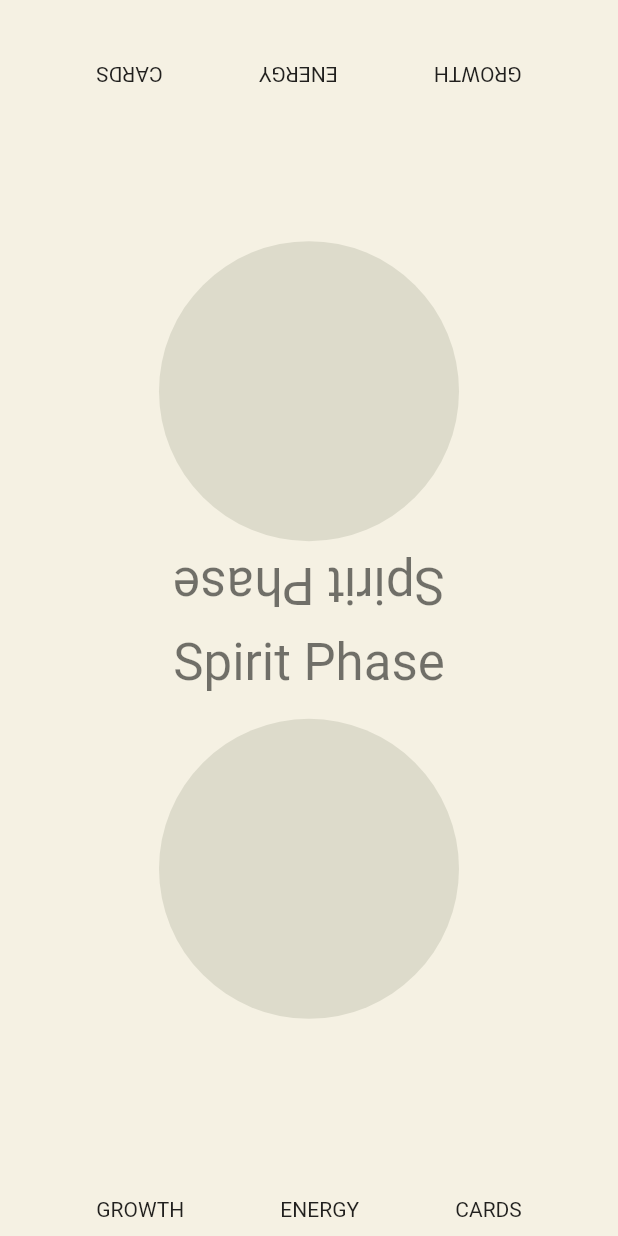
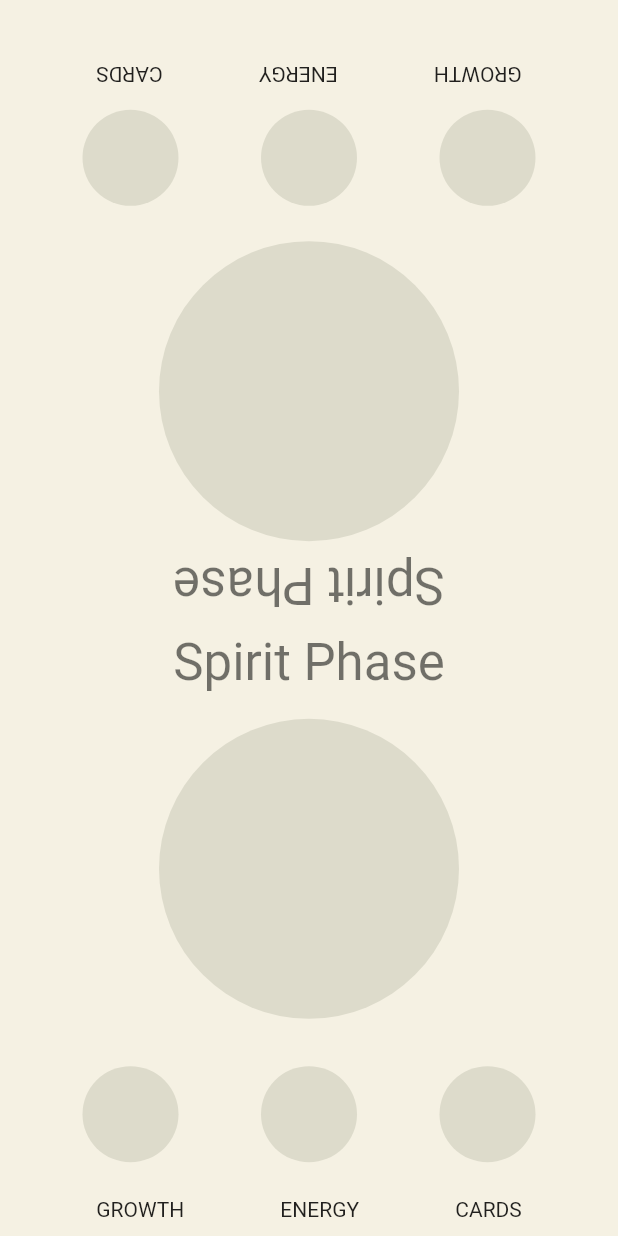
Before and after one commit to Querri/Turn_Tracker, a Flutter app: the GameView screen opened directly, on a phone screen of 412 x 824 dp. Run offline on Flutter 3.47's test engine with Material 2 defaults, Android fonts, the phone set to English and light mode, and no system bars.

Commit message:
Functionality for action buttons

```diff
--- a/spirit_island_app/lib/game_view.dart
+++ b/spirit_island_app/lib/game_view.dart
@@ -23,6 +23,16 @@ class _GameViewState extends State<GameView> {
     });
   }
 
+  void _toggleAction(playerNum, actionNum) {
+    if (turnTracker.areActionsAvailable()) {
+      setState(() {
+        turnTracker.toggleAction(playerNum, actionNum);
+      });
+    } else {
+      return null;
+    }
+  }
+
   @override
   Widget build(BuildContext context) {
     return Scaffold(
@@ -35,7 +45,7 @@ class _GameViewState extends State<GameView> {
               child: Container(
                 padding: EdgeInsets.only(top: 40),
                 decoration: BoxDecoration(
-                  color: _getContainerColor(context, turnTracker.checkReadiness(1)),
+                  color: _getContainerColor(context, 1),
                   borderRadius: BorderRadius.vertical(
                       bottom: Radius.circular(100),
                   ),
@@ -51,7 +61,7 @@ class _GameViewState extends State<GameView> {
                         style: Theme.of(context).textTheme.headline4,
                       ),
                       FlatButton(
-                        color: _getReadyButtonColor(context, turnTracker.checkReadiness(1)),
+                        color: _getReadyButtonColor(context, 1),
                         padding: EdgeInsets.all(100),
                         shape: CircleBorder(),
                         child: Text(''),
@@ -63,24 +73,30 @@ class _GameViewState extends State<GameView> {
                         alignment: MainAxisAlignment.spaceEvenly,
                         children: [
                           FlatButton(
+                            color: _getActionButtonColor(context, 1, 0),
                             padding: EdgeInsets.all(30),
                             shape: CircleBorder(),
                             child: Text(''),
                             onPressed: () {
+                              _toggleAction(1, 0);
                             },
                           ),
                           FlatButton(
+                            color: _getActionButtonColor(context, 1, 1),
                             padding: EdgeInsets.all(30),
                             shape: CircleBorder(),
                             child: Text(''),
                             onPressed: () {
+                              _toggleAction(1, 1);
                             },
                           ),
                           FlatButton(
+                            color: _getActionButtonColor(context, 1, 2),
                             padding: EdgeInsets.all(30),
                             shape: CircleBorder(),
                             child: Text(''),
                             onPressed: () {
+                              _toggleAction(1, 2);
                             },
                           ),
                         ],
@@ -101,7 +117,7 @@ class _GameViewState extends State<GameView> {
             Expanded(
               child: Container(
                 decoration: BoxDecoration(
-                  color: _getContainerColor(context, turnTracker.checkReadiness(0)),
+                  color: _getContainerColor(context, 0),
                   borderRadius: BorderRadius.vertical(
                     top: Radius.circular(100),
                   ),
@@ -115,7 +131,7 @@ class _GameViewState extends State<GameView> {
                       style: Theme.of(context).textTheme.headline4,
                     ),
                     FlatButton(
-                      color: _getReadyButtonColor(context, turnTracker.checkReadiness(0)),
+                      color: _getReadyButtonColor(context, 0),
                       padding: EdgeInsets.all(100),
                       shape: CircleBorder(),
                       child: Text(''),
@@ -127,24 +143,30 @@ class _GameViewState extends State<GameView> {
                       alignment: MainAxisAlignment.spaceEvenly,
                       children: [
                         FlatButton(
+                          color: _getActionButtonColor(context, 0, 0),
                           padding: EdgeInsets.all(30),
                           shape: CircleBorder(),
                           child: Text(''),
                           onPressed: () {
+                            _toggleAction(0, 0);
                           },
                         ),
                         FlatButton(
+                          color: _getActionButtonColor(context, 0, 1),
                           padding: EdgeInsets.all(30),
                           shape: CircleBorder(),
                           child: Text(''),
                           onPressed: () {
+                            _toggleAction(0, 1);
                           },
                         ),
                         FlatButton(
+                          color: _getActionButtonColor(context, 0, 2),
                           padding: EdgeInsets.all(30),
                           shape: CircleBorder(),
                           child: Text(''),
                           onPressed: () {
+                            _toggleAction(0, 2);
                           },
                         ),
                       ],
@@ -181,8 +203,8 @@ class _GameViewState extends State<GameView> {
   }
 
   /// Get background color for either player based on their ready state.
-  Color _getContainerColor(context, isReady) {
-    if (isReady) {
+  Color _getContainerColor(context, playerNum) {
+    if (turnTracker.checkReadiness(playerNum)) {
       return Theme.of(context).colorScheme.primaryVariant;
     } else {
       return Theme.of(context).colorScheme.background;
@@ -190,11 +212,28 @@ class _GameViewState extends State<GameView> {
   }
 
   /// Get color for a button based on its state.
-  Color _getReadyButtonColor(context, isReady) {
-    if (isReady) {
+  Color _getReadyButtonColor(context, playerNum) {
+    if (turnTracker.checkReadiness(playerNum)) {
       return Theme.of(context).colorScheme.primary;
     } else {
       return Theme.of(context).colorScheme.secondary;
     }
   }
+
+  /// Get color for a button based on its state.
+  Color _getActionButtonColor(context, playerNum, actionNum) {
+    if (turnTracker.areActionsAvailable()) {
+      if (turnTracker.checkAction(playerNum, actionNum)) {
+        return Theme.of(context).colorScheme.primary;
+      } else {
+        return Theme.of(context).colorScheme.secondary;
+      }
+    } else {
+      if (turnTracker.checkReadiness(playerNum)) {
+        return Theme.of(context).colorScheme.primaryVariant;
+      } else {
+        return Theme.of(context).colorScheme.background;
+      }
+    }
+  }
 }
--- a/spirit_island_app/lib/turn_tracker.dart
+++ b/spirit_island_app/lib/turn_tracker.dart
@@ -2,40 +2,55 @@ class TurnTracker {
   String gameName;
 
   int playerCount;
-  List<bool> playerList;
+  List<List<dynamic>> players;
 
   int lastPhase;
   int currentPhase;
 
   TurnTracker(this.gameName, this.playerCount) {
-    playerList = new List.filled(playerCount, false);
     lastPhase = _getPLastPhase();
     currentPhase = 0;
+
+    players = List.generate(
+        playerCount, (index) =>
+        [false, new List.generate(3, (index) => false)]
+    );
+
+    print('');
+    print(players);
+    print('');
   }
 
   /// Toggle ready status of a player.
   void toggleReadiness(playerNum) {
-    playerList[playerNum] = !playerList[playerNum];
+    players[playerNum][0] = !players[playerNum][0];
+
+    print('');
+    print(players);
+    print('');
   }
 
   /// Check if players are ready.
   bool checkReadiness(playerNum) {
     if (playerNum == null) {
-      for (bool playerReady in playerList) {
-        if (!playerReady) {
+      for (var player in players) {
+        if (!player[0]) {
           return false;
         }
       }
       return true;
     } else {
-      return playerList[playerNum];
+      return players[playerNum][0];
     }
   }
 
   /// Reset ready buttons and increment current phase.
   void resetReadiness() {
-    for (int i=0; i<playerCount; i++) {
-      playerList[i] = false;
+    for (var player in players) {
+      player[0] = false;
+      for (int i=0; i<player[1].length; i++) {
+        player[1][i] = false;
+      }
     }
 
     if (currentPhase < lastPhase) {
@@ -43,6 +58,27 @@ class TurnTracker {
     } else {
       currentPhase = 0;
     }
+  }
+
+  /// Toggle one action status of a player.
+  void toggleAction(playerNum, actionNum) {
+    players[playerNum][1][actionNum] = !players[playerNum][1][actionNum];
+  }
+
+  bool checkAction(playerNum, actionNum) {
+    return players[playerNum][1][actionNum];
+  }
+
+  bool areActionsAvailable() {
+    switch (gameName) {
+      case 'Spirit Island': {
+        switch (currentPhase) {
+          case 0: return true;
+          case 2: return true;
+        }
+      }
+    }
+    return false;
   }
 
   /// Get the number of phases in a game.
```
